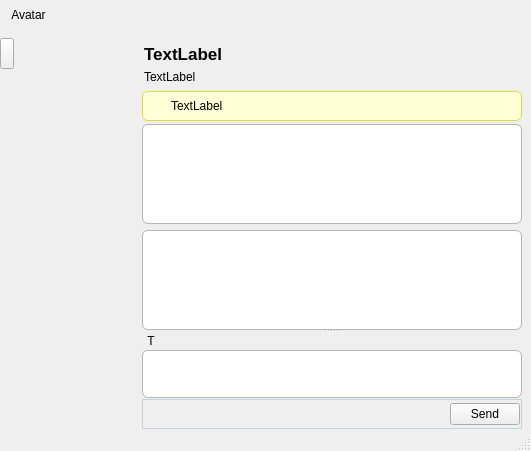
Above: retroshare-gui/src/gui/chat/PopupChatDialog.ui from RetroShare/RetroShare before the change. Below: the same form after it.
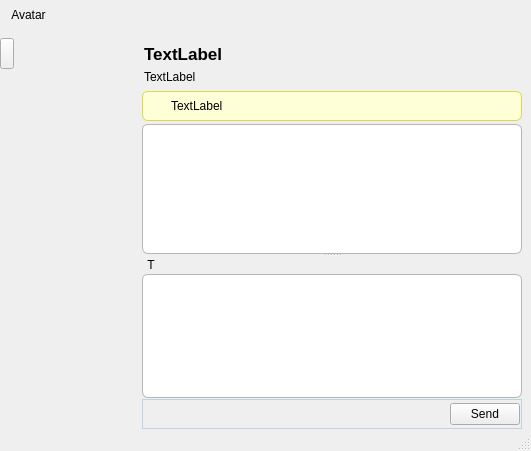
That is the form after the change. Icons and pictures are not drawn.

Commit message: Reworked design of offline chat messages in PopupChatDialog.

```diff
--- a/retroshare-gui/src/gui/chat/PopupChatDialog.ui
+++ b/retroshare-gui/src/gui/chat/PopupChatDialog.ui
@@ -759,33 +759,6 @@
        </property>
       </widget>
         </item>
-        <item>
-      <widget class="QTextBrowser" name="offlineTextBrowser">
-       <property name="sizePolicy">
-        <sizepolicy hsizetype="Expanding" vsizetype="MinimumExpanding">
-         <horstretch>0</horstretch>
-         <verstretch>0</verstretch>
-        </sizepolicy>
-       </property>
-       <property name="minimumSize">
-        <size>
-         <width>0</width>
-         <height>100</height>
-        </size>
-       </property>
-       <property name="styleSheet">
-        <string notr="true">QTextBrowser{border: 1px solid #B8B6B1;
-border-radius: 6px;
-background: white;}</string>
-       </property>
-       <property name="openExternalLinks">
-        <bool>true</bool>
-       </property>
-       <property name="openLinks">
-        <bool>false</bool>
-       </property>
-      </widget>
-        </item>
        </layout>
       </widget>
       <widget class="QWidget" name="layoutWidget">
```
Left out of the diff: 24 changed lines with no effect on the pictures. Lines whose indentation alone changed are shown as unchanged. The commit also changes 24 other files.
